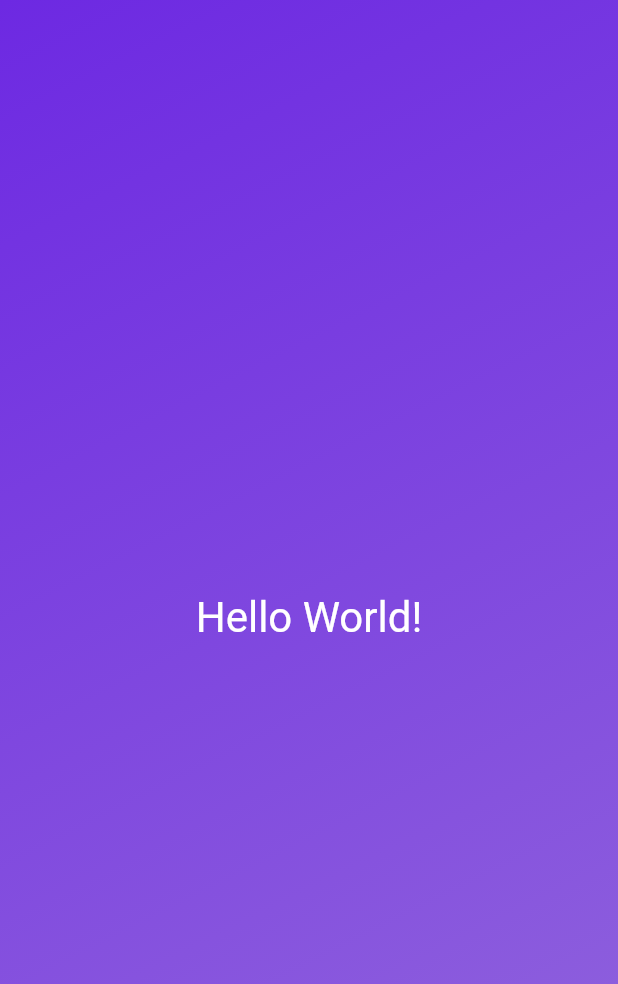
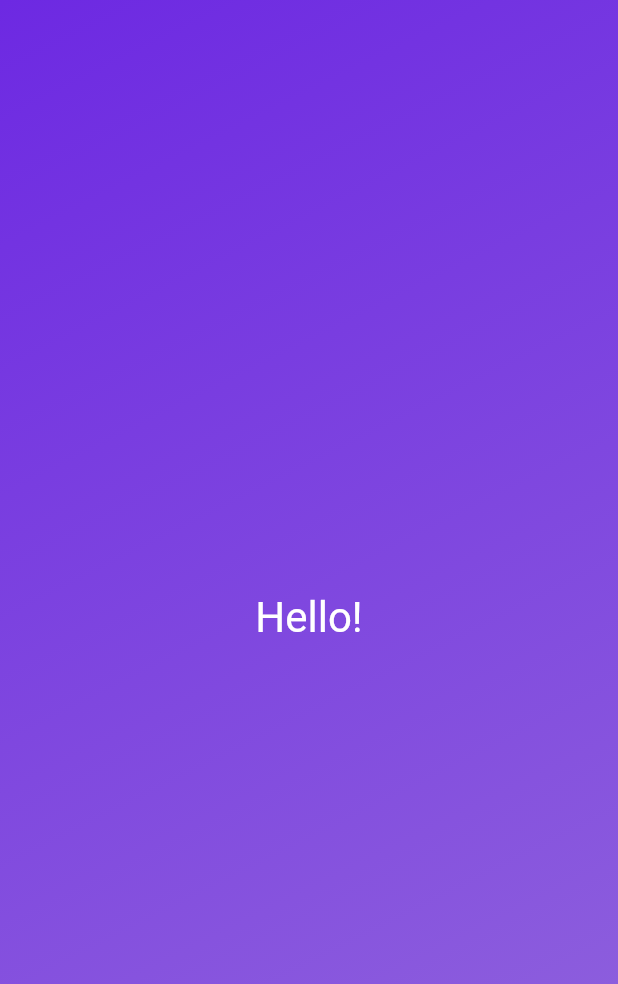
Before and after one commit to Suprim-Shakya/Flutter, a Flutter app: the screen it shows after launch, on a phone screen of 412 x 824 dp. Shown: the top 984 px of the screen. Run offline on Flutter 3.47's test engine with Material 2 defaults, Android fonts, the phone set to English and light mode, and no system bars.

Commit message:
instance variables and configurable widgets

```diff
--- a/app/lib/Styledtext.dart
+++ b/app/lib/Styledtext.dart
@@ -3,12 +3,16 @@
 import 'package:flutter/material.dart';
 
 class Styledtext extends StatelessWidget {
-  const Styledtext({super.key});
+  const Styledtext(this.text, {super.key});
+
+  //clause variable
+  final String text;
+
   @override
   Widget build(context) {
-    return const Text(
-      'Hello World!',
-      style: TextStyle(color: Colors.white, fontSize: 28),
+    return Text(
+      text,
+      style: const TextStyle(color: Colors.white, fontSize: 28),
     );
   }
 }
--- a/app/lib/gradient_container.dart
+++ b/app/lib/gradient_container.dart
@@ -1,17 +1,17 @@
 import 'package:app/Styledtext.dart';
 import 'package:flutter/material.dart';
 
-var startAlignment = Alignment.topLeft;
-var endAlignment = Alignment.bottomRight;
+const startAlignment = Alignment.topLeft;
+const endAlignment = Alignment.bottomRight;
 
 class GradiantContainer extends StatelessWidget {
   const GradiantContainer({super.key});
   @override
   Widget build(context) {
     return Container(
-      decoration: BoxDecoration(
+      decoration: const BoxDecoration(
         gradient: LinearGradient(
-          colors: const [
+          colors: [
             Color.fromARGB(255, 109, 41, 226),
             Color.fromARGB(255, 146, 103, 220)
           ],
@@ -19,7 +19,7 @@ class GradiantContainer extends StatelessWidget {
           end: endAlignment,
         ),
       ),
-      child: const Center(child: Styledtext()),
+      child: const Center(child: Styledtext('Hello!')),
     );
   }
 }
```
